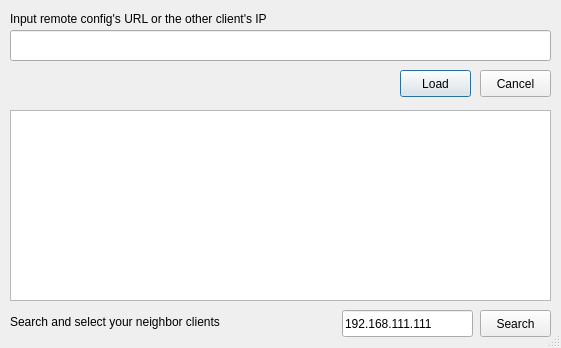
Before: the Qt Designer form load_config_dialog.ui in yyquick/host-switcher, drawn with Qt 5.
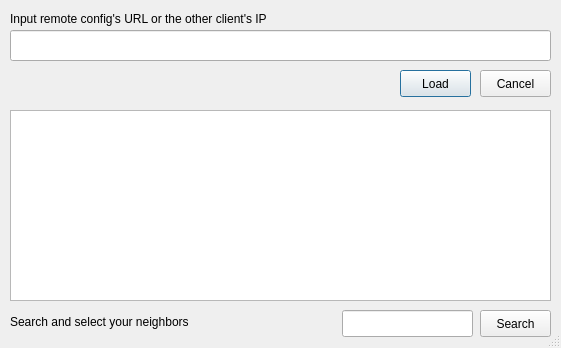
After: the same form once the commit is applied. Icons and pictures are not drawn.

Diff of the .ui file:
```diff
--- a/load_config_dialog.ui
+++ b/load_config_dialog.ui
@@ -15,8 +15,14 @@
   </property>
   <property name="minimumSize">
    <size>
-    <width>480</width>
-    <height>84</height>
+    <width>561</width>
+    <height>348</height>
+   </size>
+  </property>
+  <property name="maximumSize">
+   <size>
+    <width>561</width>
+    <height>348</height>
    </size>
   </property>
   <property name="windowTitle">
@@ -103,7 +109,7 @@
     </rect>
    </property>
    <property name="text">
-    <string>192.168.111.111</string>
+    <string/>
    </property>
   </widget>
   <widget class="QPushButton" name="searchButton">
@@ -142,7 +148,7 @@
     </rect>
    </property>
    <property name="text">
-    <string>Search and select your neighbor clients</string>
+    <string>Search and select your neighbors</string>
    </property>
   </widget>
   <widget class="QTableWidget" name="clientsTableWidget">
```
Left out of the diff: 6 changed lines with no effect on the pictures.
